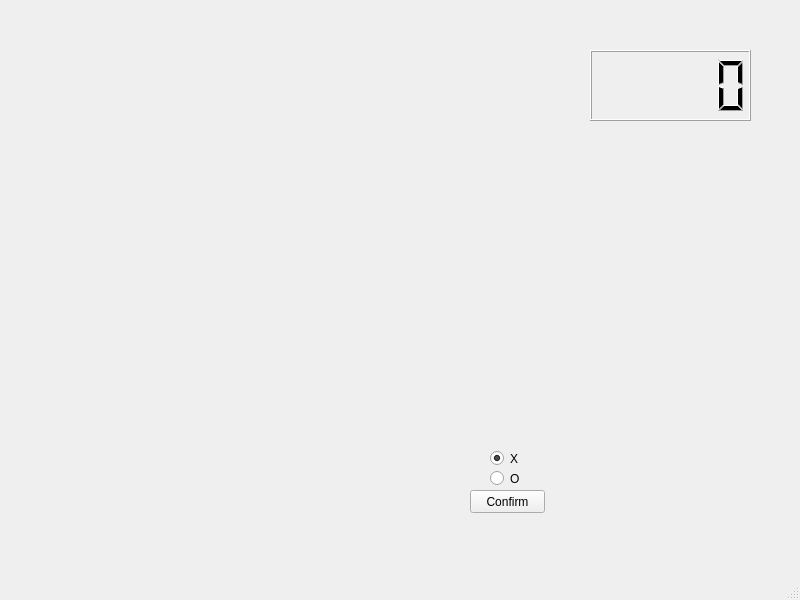
Qt form ejemplogl.ui (DeTodo-exe/Tarea2CGA) before a commit.
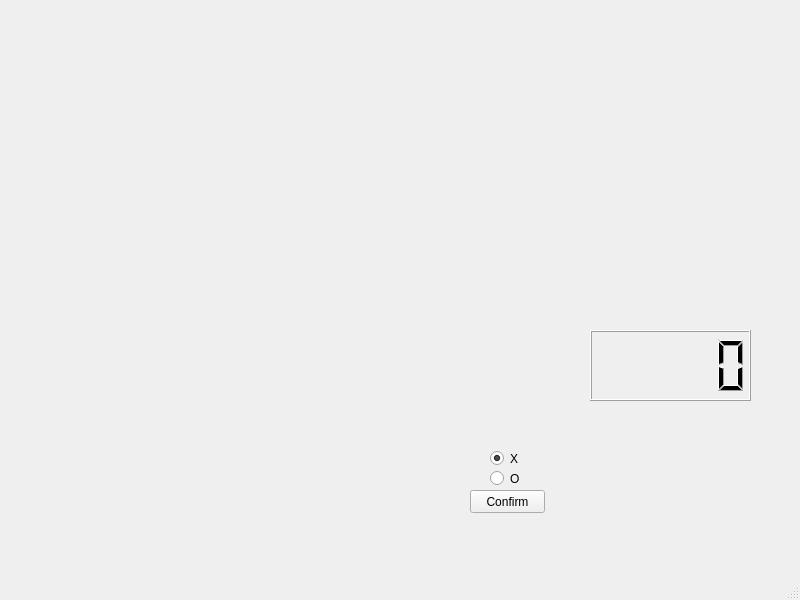
The same form after that commit.

Commit message:
move uwu
uwu

Diff of the .ui file:
```diff
--- a/ejemplogl.ui
+++ b/ejemplogl.ui
@@ -74,7 +74,7 @@
     <property name="geometry">
      <rect>
       <x>590</x>
-      <y>50</y>
+      <y>330</y>
       <width>161</width>
       <height>71</height>
      </rect>
```
